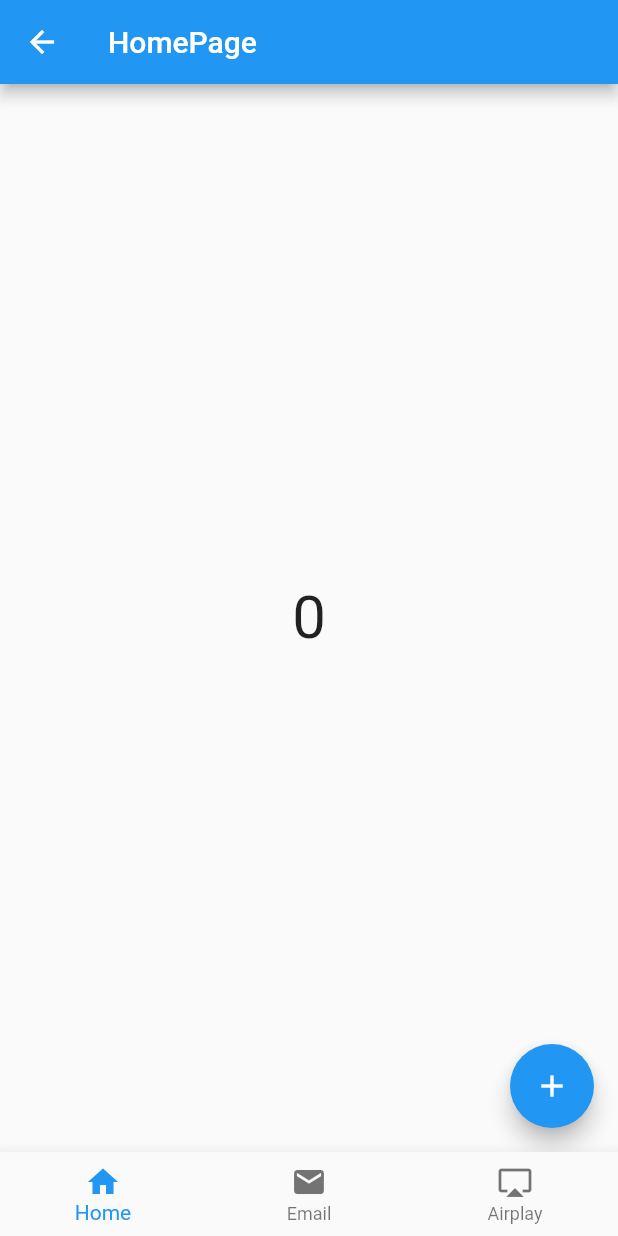
After one commit to nchkdxlq/flutter_demo, a Flutter app: the screen it shows after launch, after a tap on "BottomNavigationBar", on a phone screen of 412 x 824 dp. The commit adds this screen. Run offline on Flutter 3.47's test engine with Material 2 defaults, Android fonts, the phone set to English and light mode, and no system bars.

Commit message:
add BottomNavigationBar

```diff
--- a/lib/Container/ScaffoldRoute.dart
+++ b/lib/Container/ScaffoldRoute.dart
@@ -36,8 +36,8 @@ class _ScaffoldRouteState extends State<ScaffoldRoute> with SingleTickerProvider
 			),
 //			drawer: myDrawer(),
 			body: body(context),
-			bottomNavigationBar: bottomAppBar(context),
-//			bottomNavigationBar: bottomNavigationBar(context),
+//			bottomNavigationBar: bottomAppBar(context),
+			bottomNavigationBar: bottomNavigationBar(context),
 			floatingActionButton: FloatingActionButton( // 悬浮按钮
 				child: Icon(Icons.add),
 				onPressed: _onAdd,
--- /dev/null
+++ b/lib/bottom_navigation_bar/AirPlayPage.dart
@@ -0,0 +1,16 @@
+import 'package:flutter/material.dart';
+import 'package:flutterdemo/bottom_navigation_bar/CounterPage.dart';
+
+class AirPlayPage extends CounterPage{
+	@override
+  State<StatefulWidget> createState() {
+    return AirPlayState();
+  }
+}
+
+class AirPlayState extends CounterState {
+	@override
+  AppBar appBar(BuildContext context) {
+    return AppBar(title: Text('AirPlayPage'),);
+  }
+}
--- /dev/null
+++ b/lib/bottom_navigation_bar/BottomNavigationBarEntry.dart
@@ -0,0 +1,71 @@
+
+import 'package:flutter/cupertino.dart';
+import 'package:flutter/material.dart';
+import 'package:flutterdemo/bottom_navigation_bar/AirPlayPage.dart';
+import 'package:flutterdemo/bottom_navigation_bar/EmailPage.dart';
+import 'package:flutterdemo/bottom_navigation_bar/HomePage.dart';
+
+class BottomNavigationBarEntry extends StatefulWidget {
+	@override
+  State<StatefulWidget> createState() {
+		return BottomNavigationBarState();
+  }
+}
+
+
+class BottomNavigationBarState extends State<BottomNavigationBarEntry> {
+
+	int _currentIndex = 0;
+	List<Widget> pages;
+
+	@override
+  void initState() {
+		pages = [HomePage(), EmailPage(), AirPlayPage()];
+    super.initState();
+  }
+
+	@override
+  Widget build(BuildContext context) {
+    return Scaffold(
+			body: body(context),
+			bottomNavigationBar: bottomNavigationBar(context),
+		);
+  }
+
+  AppBar appBar(BuildContext context) {
+		return AppBar(
+			title: Text('AppName'),
+		);
+	}
+
+	Widget body(BuildContext context) {
+		return pages[_currentIndex];
+	}
+
+
+	BottomNavigationBar bottomNavigationBar(BuildContext context) {
+		return BottomNavigationBar(
+			items: [
+				barItem('Home', Icons.home),
+				barItem('Email', Icons.email),
+				barItem('Airplay', Icons.airplay),
+			],
+			currentIndex: _currentIndex,
+			fixedColor: Colors.blue,
+			onTap: onItemTapped,
+		);
+	}
+
+	BottomNavigationBarItem barItem(String text, IconData icon) {
+		return BottomNavigationBarItem(
+			icon: Icon(icon),
+			title: Text(text),
+		);
+	}
+
+	void onItemTapped(int index) {
+		setState(() {
+		  _currentIndex = index;
+		});
+	}
+}
--- /dev/null
+++ b/lib/bottom_navigation_bar/CounterPage.dart
@@ -0,0 +1,48 @@
+
+import 'package:flutter/cupertino.dart';
+import 'package:flutter/material.dart';
+
+class CounterPage extends StatefulWidget {
+	@override
+  State<StatefulWidget> createState() {
+    return CounterState();
+  }
+}
+
+class CounterState extends State<StatefulWidget> {
+
+	int _count = 0;
+
+	@override
+  Widget build(BuildContext context) {
+		return Scaffold(
+			appBar: appBar(context),
+			body: body(context),
+			floatingActionButton: FloatingActionButton(
+				onPressed: incrementCounter,
+				child: Icon(Icons.add),
+			),
+		);
+  }
+
+  void incrementCounter() {
+		setState(() {
+		  _count++;
+		});
+	}
+
+	AppBar appBar(BuildContext context) {
+		return null;
+	}
+
+  Widget body(BuildContext context) {
+		return Center(
+			child: Column(
+				mainAxisAlignment: MainAxisAlignment.center,
+				children: [
+					Text('$_count', style: TextStyle(fontSize: 40)),
+				],
+			),
+		);
+	}
+}
--- /dev/null
+++ b/lib/bottom_navigation_bar/EmailPage.dart
@@ -0,0 +1,17 @@
+import 'package:flutter/material.dart';
+import 'package:flutterdemo/bottom_navigation_bar/CounterPage.dart';
+
+class EmailPage extends CounterPage {
+
+	@override
+  State<StatefulWidget> createState() {
+    return EmailPageState();
+  }
+}
+
+class EmailPageState extends CounterState {
+	@override
+  AppBar appBar(BuildContext context) {
+		return AppBar(title: Text('EmailPage'),);
+  }
+}
--- /dev/null
+++ b/lib/bottom_navigation_bar/HomePage.dart
@@ -0,0 +1,16 @@
+import 'package:flutter/material.dart';
+import 'package:flutterdemo/bottom_navigation_bar/CounterPage.dart';
+
+class HomePage extends CounterPage {
+	@override
+  State<StatefulWidget> createState() {
+		return HomePageState();
+  }
+}
+
+class HomePageState extends CounterState {
+	@override
+  AppBar appBar(BuildContext context) {
+		return AppBar(title: Text('HomePage'),);
+  }
+}
--- a/lib/main.dart
+++ b/lib/main.dart
@@ -1,6 +1,7 @@
 import 'package:flutter/material.dart';
 import 'package:flutterdemo/Container/ContainerEntry.dart';
 import 'package:flutterdemo/Util.dart';
+import 'package:flutterdemo/bottom_navigation_bar/BottomNavigationBarEntry.dart';
 import 'package:flutterdemo/layout/LayoutEntry.dart';
 
 void main() {
@@ -83,7 +84,8 @@ class _MyHomePageState extends State<MyHomePage> {
       body: ListView(
         children: <Widget>[
           layoutEntry(),
-          containerEntry()
+          containerEntry(),
+          bottomNavigationBarEntry(),
         ],
       )
     );
@@ -101,5 +103,13 @@ class _MyHomePageState extends State<MyHomePage> {
     });
   }
 
+  Widget bottomNavigationBarEntry() {
+    return rowItem('BottomNavigationBar', BottomNavigationBarEntry());
+  }
 
+  Widget rowItem(String title, Widget destWidget) {
+    return createRowItem(context, Text(title), () => {
+        navigatorPush(context, destWidget)
+    });
+  }
 }
```
